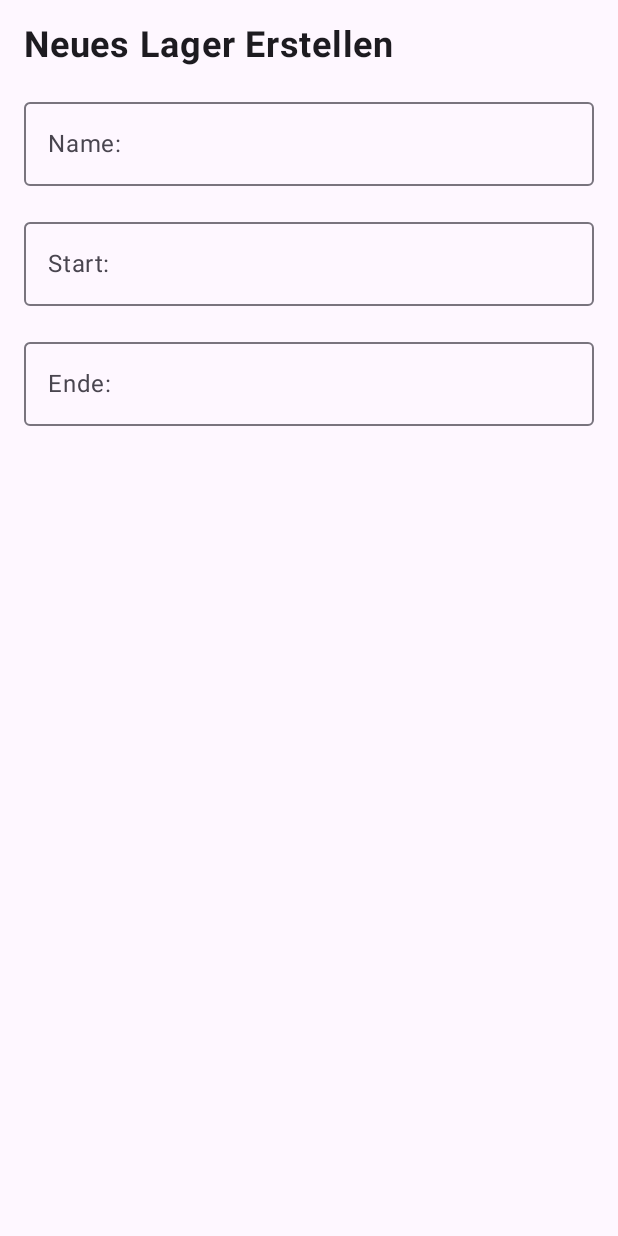
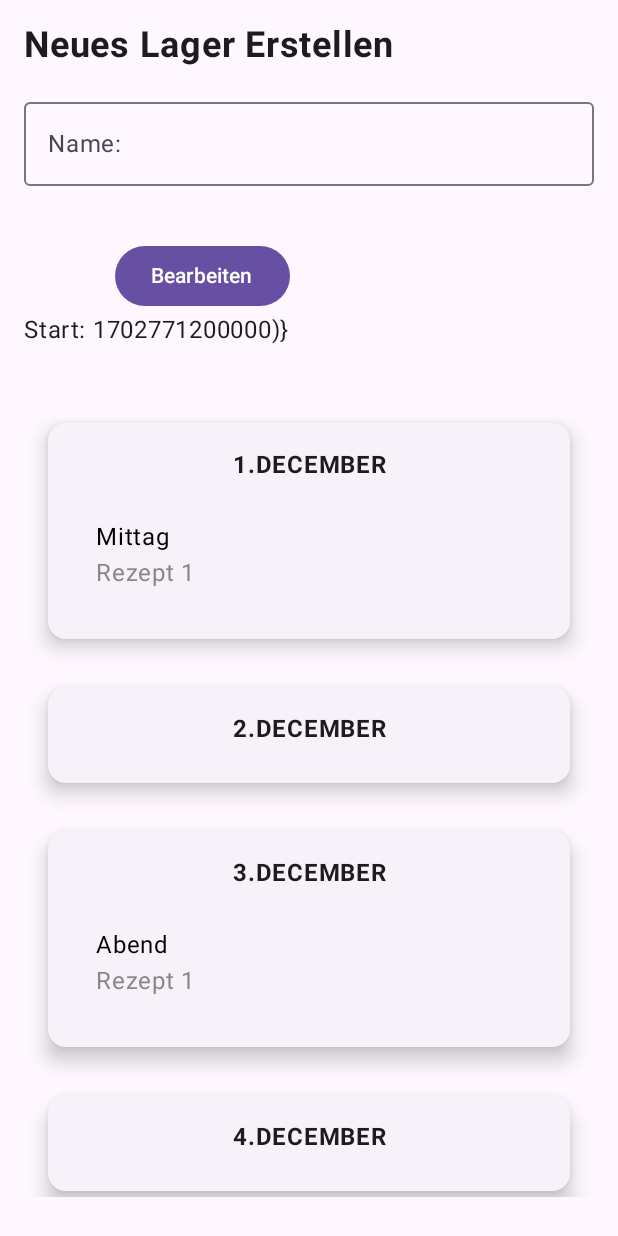
Before and after one commit to fkischewski99/futterbock_app, an Android app built with Jetpack Compose: the screen it shows after launch (MainActivity), on a phone screen of 412 x 824 dp. Run offline under Robolectric (Android 15) with nearby library versions, the phone set to English and light mode, and no system bars; our stand-ins replace Compose Multiplatform resources.

Commit message:
First Version of DatePickerDialog

```diff
--- a/shared/build.gradle.kts
+++ b/shared/build.gradle.kts
@@ -30,6 +30,7 @@ kotlin {
                 implementation(compose.material3)
                 @OptIn(org.jetbrains.compose.ExperimentalComposeLibrary::class)
                 implementation(compose.components.resources)
+                implementation("org.jetbrains.kotlinx:kotlinx-datetime:0.5.0")
                 // Android Studio Preview support
                 //implementation("androidx.compose.ui:ui-tooling-preview")
                 //implementation("androidx.compose.material3:material3:1.1.2")
--- a/shared/src/commonMain/kotlin/model/Event.kt
+++ b/shared/src/commonMain/kotlin/model/Event.kt
@@ -1,7 +1,7 @@
 package model
 
 import view.shared.ListItem
-import java.time.LocalDate
+import kotlinx.datetime.LocalDate
 data class Event(
     val from: LocalDate,
     val to: LocalDate,
--- a/shared/src/commonMain/kotlin/model/Meal.kt
+++ b/shared/src/commonMain/kotlin/model/Meal.kt
@@ -1,7 +1,7 @@
 package model
 
 import view.shared.ListItem
-import java.time.LocalDate
+import kotlinx.datetime.LocalDate
 
 data class Meal(
     val day: LocalDate,
@@ -9,12 +9,22 @@ data class Meal(
     val recipeSelections: List<RecipeSelection>
 )
 
-// Extension function to map Meal to ListItem
-fun Meal.getListItems(): List<ListItem> {
-    val recipeSelectionItems = recipeSelections.map { recipeSelection ->
-        recipeSelection.toListItem()
+fun Meal.toListItem(): ListItem {
+    return object : ListItem {
+        override fun getTitle(): String {
+            return mealType // Custom title using 'meal_type' and 'day'
+        }
+
+        override fun getSubtitle(): String {
+            // Custom subtitle logic based on 'recipe_selections' or any other properties
+            return recipeSelections.joinToString(", ") { it.recipe }
+        }
+
+        override fun onClick(): String {
+            return "Clicked meal on ListItem" // Example: Generating onClick behavior
+        }
     }
-    return recipeSelectionItems
+}
 
 
-}
+// Extension function to map Meal to ListItem
--- a/shared/src/commonMain/kotlin/view/homescreen/EventOverview.kt
+++ b/shared/src/commonMain/kotlin/view/homescreen/EventOverview.kt
@@ -9,14 +9,14 @@ import androidx.compose.ui.Modifier
 import androidx.compose.ui.unit.dp
 import model.Event
 import model.toListItem
-import java.time.LocalDate
+import kotlinx.datetime.LocalDate
 
 @OptIn(ExperimentalMaterial3Api::class)
 @Composable
 fun EventOverview() {
     MaterialTheme {
-        val event = Event( LocalDate.of(2023, 12, 1),  LocalDate.of(2023, 12, 5), "stammeslager", "ab", "yoyo", ArrayList(), "ab", ArrayList());
-        val pastEvent = Event( LocalDate.of(2023, 12, 8),  LocalDate.of(2023, 12, 10), "stammeslager", "ab", "yoyo", ArrayList(), "ab", ArrayList());
+        val event = Event( LocalDate.parse("2023-12-01"),  LocalDate.parse("2023-12-05"), "stammeslager", "ab", "yoyo", ArrayList(), "ab", ArrayList());
+        val pastEvent = Event( LocalDate.parse("2023-12-08"),  LocalDate.parse("2023-12-10"), "stammeslager", "ab", "yoyo", ArrayList(), "ab", ArrayList());
         var currentList by remember { mutableStateOf(listOf(event.toListItem())) }
         var pastList by remember { mutableStateOf(listOf(pastEvent.toListItem())) }
 
--- a/shared/src/commonMain/kotlin/view/new_event/NewEventPage.kt
+++ b/shared/src/commonMain/kotlin/view/new_event/NewEventPage.kt
@@ -1,7 +1,11 @@
 package view.new_event
 
 import AppTheme
+import CardWithList
 import androidx.compose.foundation.layout.*
+import androidx.compose.foundation.rememberScrollState
+import androidx.compose.foundation.shape.RoundedCornerShape
+import androidx.compose.foundation.verticalScroll
 import androidx.compose.material3.*
 import androidx.compose.runtime.*
 import androidx.compose.ui.Modifier
@@ -10,36 +14,53 @@ import androidx.compose.ui.text.input.TextFieldValue
 import androidx.compose.ui.text.font.FontWeight
 import androidx.compose.ui.unit.dp
 import androidx.compose.ui.unit.sp
+import kotlinx.datetime.Clock
+import kotlinx.datetime.DatePeriod
+import kotlinx.datetime.Instant
 import model.Meal
 import model.RecipeSelection
-import java.time.LocalDate
-import java.time.temporal.ChronoUnit
+import kotlinx.datetime.LocalDate
+import kotlinx.datetime.minus
+import kotlinx.datetime.plus
+import model.toListItem
+import kotlin.time.Duration.Companion.days
 
 
 @OptIn(ExperimentalMaterial3Api::class)
 @Composable
 fun NewEventPage() {
     var name by remember { mutableStateOf(TextFieldValue()) }
-    var startDate by remember { mutableStateOf(TextFieldValue()) }
+    val dateRangePickerState = rememberDateRangePickerState(
+        initialSelectedStartDateMillis = Clock.System.now().toEpochMilliseconds(),
+        initialSelectedEndDateMillis = Clock.System.now().plus(4.days).toEpochMilliseconds(),
+        yearRange = IntRange(2023, 2100),
+        initialDisplayMode = DisplayMode.Picker
+    )
+
     var endDate by remember { mutableStateOf(TextFieldValue()) }
-    var meal = Meal(LocalDate.of(2023, 12, 1), "Mittag", listOf(RecipeSelection("ab", ArrayList(), "Rezept 1")))
-    var meal2 = Meal(LocalDate.of(2023, 12, 2), "Abend", listOf(RecipeSelection("ab", ArrayList(), "Rezept 1")))
+    var meal = Meal(
+        LocalDate.parse("2023-12-01"),
+        "Mittag",
+        listOf(RecipeSelection("ab", ArrayList(), "Rezept 1"))
+    )
+    var meal2 = Meal(
+        LocalDate.parse("2023-12-03"),
+        "Abend",
+        listOf(RecipeSelection("ab", ArrayList(), "Rezept 1"))
+    )
     var meals = listOf(meal, meal2);
 
 
-    val startDate2 = LocalDate.of(2023, 12, 1)
-    val endDate2 = LocalDate.of(2023, 12, 10)
-    val daysBetween = ChronoUnit.DAYS.between(startDate2, endDate2)
+    val startDate2 = LocalDate.parse("2023-12-01")
+    val endDate2 = LocalDate.parse("2023-12-06")
+    val daysBetween = endDate2.minus(startDate2).days
     val mealsGroupedByDate = mutableMapOf<LocalDate, MutableList<Meal>>()
 
+
     for (i in 0..daysBetween) {
-
-        // Replace this logic with your way of generating meals for a specific day
-        val generatedMeals = meals.filter { meal -> meal.day == startDate2 }
-        if(generatedMeals != null){
-            //mealsGroupedByDate[startDate2].addAll(generatedMeals)
-        }
-
+        val currentDate = startDate2.plus(DatePeriod(0, 0, i))
+        val mealsForCurrentDate = meals.filter { it.day == currentDate }.toMutableList()
+        mealsGroupedByDate[currentDate] = mealsForCurrentDate
     }
 
 
@@ -50,7 +71,8 @@ fun NewEventPage() {
             modifier = Modifier.fillMaxSize()
         ) {
             Column(
-                modifier = Modifier.padding(16.dp)
+                modifier = Modifier
+                    .padding(16.dp)
             ) {
                 Text(
                     text = "Neues Lager Erstellen",
@@ -65,28 +87,34 @@ fun NewEventPage() {
                     modifier = Modifier.fillMaxWidth()
                 )
                 Spacer(modifier = Modifier.height(16.dp))
-                Column {
-                    OutlinedTextField(
-                        value = startDate.text,
-                        onValueChange = { startDate = TextFieldValue(it) },
-                        label = { Text("Start:") },
-                        modifier = Modifier.fillMaxWidth()
+                Column(
+                    modifier = Modifier.padding(vertical = 10.dp, horizontal = 0.dp),
+                    verticalArrangement = Arrangement.Top,
+                    //horizontalAlignment = Alignment.End
+                ) {
+                    SimpleDateRangePickerInDatePickerDialog(
+                        openDialog = false,
+                        onDismiss = {}
                     )
-                }
-                Spacer(modifier = Modifier.height(16.dp))
-                OutlinedTextField(
-                    value = endDate.text,
-                    onValueChange = { endDate = TextFieldValue(it) },
-                    label = { Text("Ende:") },
-                    modifier = Modifier.fillMaxWidth()
-                )
-                Column {
-
-                }
+                    Spacer(modifier = Modifier.height(16.dp))
+                    Column(
+                        modifier = Modifier.verticalScroll(rememberScrollState())
+                            .padding(top = 8.dp)
+                    ) {
+                        mealsGroupedByDate.forEach { it ->
+                            CardWithList(
+                                "" + it.key.dayOfMonth + "." + it.key.month,
+                                it.value
+                                    .map { meal -> meal.toListItem() }
+                            )
+                        }
+                    }
 
 
-                // Rest of the code remains the same...
+                    // Rest of the code remains the same...
+                }
             }
+
         }
     }
 }
--- /dev/null
+++ b/shared/src/commonMain/kotlin/view/new_event/SimpleDateRangePicker.kt
@@ -0,0 +1,90 @@
+package view.new_event
+
+import androidx.compose.foundation.layout.Arrangement
+import androidx.compose.foundation.layout.Column
+import androidx.compose.foundation.layout.padding
+import androidx.compose.foundation.shape.RoundedCornerShape
+import androidx.compose.material3.Button
+import androidx.compose.material3.DatePickerDialog
+import androidx.compose.material3.DateRangePicker
+import androidx.compose.material3.DisplayMode
+import androidx.compose.material3.ExperimentalMaterial3Api
+import androidx.compose.material3.Text
+import androidx.compose.material3.TextButton
+import androidx.compose.material3.rememberDateRangePickerState
+
+import androidx.compose.runtime.Composable
+import androidx.compose.runtime.getValue
+import androidx.compose.runtime.mutableStateOf
+import androidx.compose.runtime.remember
+import androidx.compose.runtime.setValue
+import androidx.compose.ui.Alignment
+import androidx.compose.ui.Modifier
+import androidx.compose.ui.text.input.TextFieldValue
+import androidx.compose.ui.unit.dp
+import kotlinx.datetime.Clock
+import kotlin.time.Duration.Companion.days
+
+@Composable
+@OptIn(ExperimentalMaterial3Api::class)
+fun SimpleDateRangePickerInDatePickerDialog(
+    openDialog: Boolean,
+    onDismiss: () -> Unit
+) {
+    var showDatePicker by remember { mutableStateOf(false) }
+    val dateRangePickerState = rememberDateRangePickerState(
+        initialSelectedStartDateMillis = Clock.System.now().toEpochMilliseconds(),
+        initialSelectedEndDateMillis = Clock.System.now().plus(4.days).toEpochMilliseconds(),
+        yearRange = IntRange(2023, 2100),
+        initialDisplayMode = DisplayMode.Picker
+    )
+    Column(
+        modifier = Modifier.padding(vertical = 10.dp, horizontal = 0.dp),
+        verticalArrangement = Arrangement.Top,
+        horizontalAlignment = Alignment.End
+    ) {
+        Button(
+            onClick = {
+                showDatePicker = true
+            }
+        ) {
+            Text(text = "Bearbeiten")
+        }
+
+        Text(
+            text = "Start: ${dateRangePickerState.selectedEndDateMillis})}"
+        )
+        if (showDatePicker) {
+            DatePickerDialog(
+                shape = RoundedCornerShape(6.dp),
+                onDismissRequest = onDismiss,
+                confirmButton = {
+                    TextButton(onClick = {
+                        showDatePicker = false
+                        //selectedDate = datePickerState.selectedDateMillis!!
+                    }) {
+                        Text(text = "Confirm")
+                    }
+                },
+            ) {
+
+                DateRangePicker(
+                    modifier = Modifier.weight(1f), // Important to display the button
+                    state = dateRangePickerState,
+                )
+
+                TextButton(
+                    onClick = {
+                        onDismiss()
+//                val startDate = dateRangePickerState.selectedStartDateMillis)
+//                val startDate = dateRangePickerState.selectedStartDateMillis)
+//                val endDate = dateRangePickerState.selectedEndDateMillis
+                    },
+                    enabled = dateRangePickerState.selectedEndDateMillis != null
+                ) {
+                    Text(text = "Validieren")
+                }
+            }
+        }
+    }
+}
--- a/shared/src/commonMain/kotlin/view/shared/CardWithList.kt
+++ b/shared/src/commonMain/kotlin/view/shared/CardWithList.kt
@@ -14,8 +14,8 @@ import androidx.compose.ui.unit.dp
 import view.shared.ListItem
 
 @Composable
-fun CardWithList(title: String, listItems : List<ListItem>) {
-    ElevatedCard (
+fun CardWithList(title: String, listItems: List<ListItem>) {
+    ElevatedCard(
         modifier = Modifier
             .fillMaxWidth()
             .padding(16.dp),
@@ -31,8 +31,8 @@ fun CardWithList(title: String, listItems : List<ListItem>) {
                 modifier = Modifier.fillMaxWidth()
             )
             Spacer(modifier = Modifier.height(8.dp))
-            LazyColumn {
-                items(items = listItems) { listItem ->
+            Column {
+                listItems.forEach { listItem ->
                     ListItemComponent(listItem = listItem)
                 }
             }
```
Also changed, not shown: shared/src/commonMain/kotlin/model/RecipeSelection.kt (+0 -17 lines).
